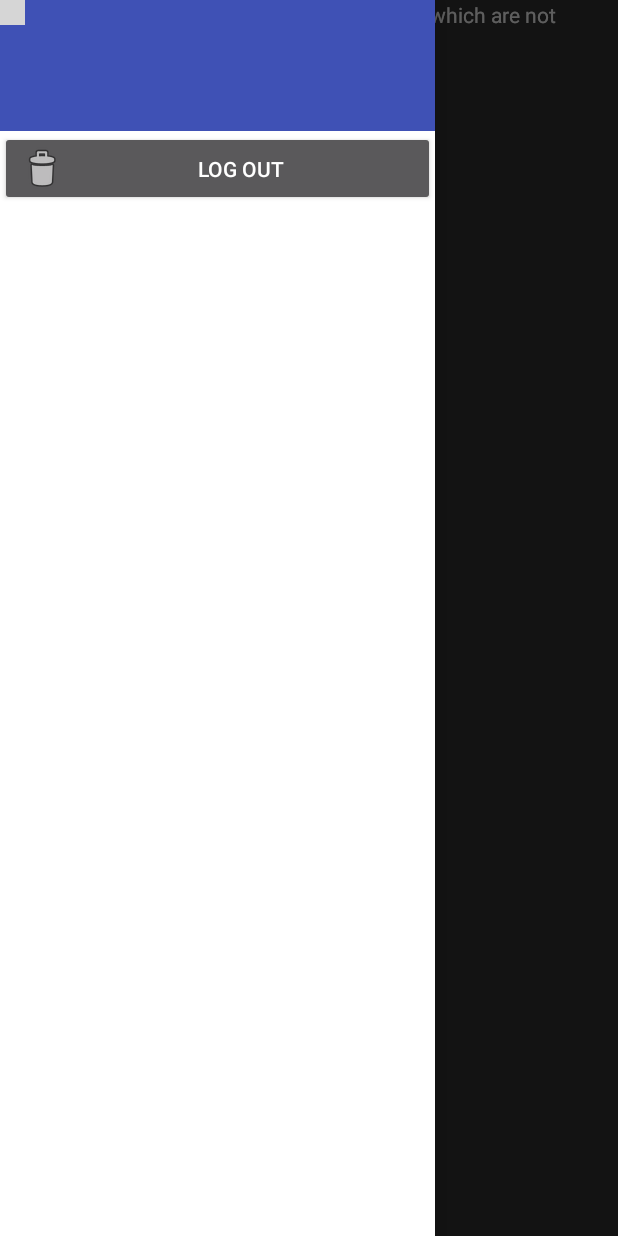
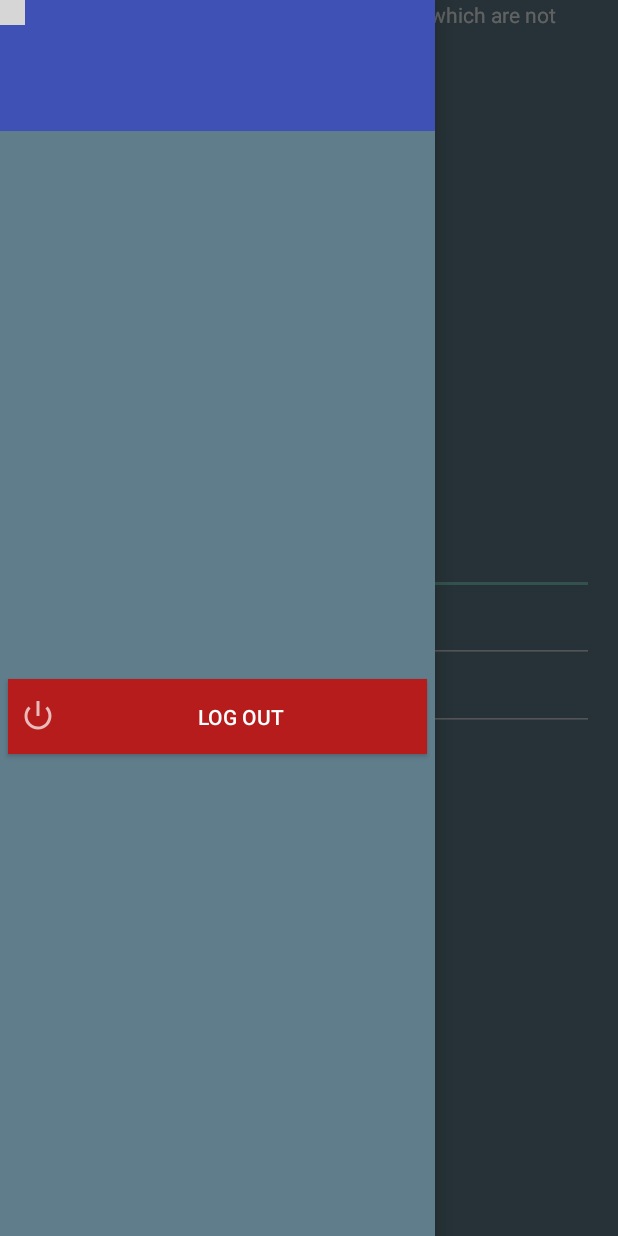
Before and after one commit to Shashank-Reddy/Locus, an Android app: the Drawer_Activity screen opened directly, with no data from a screen before it, with the side drawer open, on a phone screen of 412 x 824 dp. Run offline under Robolectric (Android 15) with nearby library versions, the phone set to English and light mode, and no system bars; our stand-ins replace Picasso; 6 statements that could not run were skipped; grey boxes are pictures that could not be loaded.

Commit message:
-Layout changes -Added filter skeleton

```diff
--- a/app/src/main/res/layout/activity_maps.xml
+++ b/app/src/main/res/layout/activity_maps.xml
@@ -6,13 +6,102 @@
     <!--Relative Layout so that I can have two fragments inside a drawer-->
 <RelativeLayout
     android:layout_width="match_parent"
-    android:layout_height="match_parent">
+    android:layout_height="match_parent"
+    android:background="#607D8B">
     <!-- Main content view-->
-<fragment xmlns:android="http://schemas.android.com/apk/res/android"
+    <fragment xmlns:android="http://schemas.android.com/apk/res/android"
     xmlns:tools="http://schemas.android.com/tools" android:layout_width="match_parent"
     android:layout_height="300dp" android:id="@+id/map"
     tools:context="sara.locus.Map_Fragment"
     android:name="com.google.android.gms.maps.SupportMapFragment" />
+
+    <TextView
+        android:layout_width="wrap_content"
+        android:layout_height="wrap_content"
+        android:textAppearance="?android:attr/textAppearanceLarge"
+        android:text="@string/Distance"
+        android:id="@+id/Distance"
+        android:textColor="#ffffff"
+        android:layout_marginTop="51dp"
+        android:layout_below="@+id/map"
+        android:padding="8dp"
+     />
+
+    <TextView
+        android:layout_width="wrap_content"
+        android:layout_height="wrap_content"
+        android:textAppearance="?android:attr/textAppearanceLarge"
+        android:text="@string/Budget"
+        android:id="@+id/Budget"
+        android:textColor="#ffffff"
+        android:layout_below="@+id/Distance"
+        android:padding="8dp"
+
+         />
+
+    <TextView
+        android:layout_width="wrap_content"
+        android:layout_height="wrap_content"
+        android:textAppearance="?android:attr/textAppearanceLarge"
+        android:text="@string/Head_Count"
+        android:id="@+id/Head_Count"
+        android:textColor="#ffffff"
+        android:layout_below="@+id/Budget"
+        android:padding="8dp"/>
+
+    <EditText
+        android:layout_marginRight="16dp"
+        android:layout_width="wrap_content"
+        android:layout_height="wrap_content"
+        android:inputType="number"
+        android:ems="10"
+        android:id="@+id/enterDistance"
+        android:layout_above="@+id/enterBudget"
+        android:layout_alignParentRight="true"
+        android:layout_alignParentEnd="true"
+        android:textColor="#ffffff" />
+
+    <EditText
+        android:layout_marginRight="16dp"
+        android:layout_width="wrap_content"
+        android:layout_height="wrap_content"
+        android:inputType="number"
+        android:ems="10"
+        android:id="@+id/enterBudget"
+        android:layout_below="@+id/Distance"
+        android:layout_alignParentRight="true"
+        android:layout_alignParentEnd="true"
+        android:textColor="#ffffff" />
+
+    <EditText
+        android:layout_marginRight="16dp"
+        android:layout_width="wrap_content"
+        android:layout_height="wrap_content"
+        android:inputType="number"
+        android:ems="10"
+        android:id="@+id/enterHeadCount"
+        android:layout_below="@+id/enterBudget"
+        android:layout_alignLeft="@+id/enterBudget"
+        android:layout_alignStart="@+id/enterBudget"
+        android:textColor="#ffffff" />
+
+    <Button
+        android:layout_width="wrap_content"
+        android:layout_height="wrap_content"
+        android:text="Apply Filters"
+        android:id="@+id/filter_Button"
+        android:layout_below="@+id/enterHeadCount"
+        android:layout_centerHorizontal="true"
+        android:onClick="sendToServer"/>
+
+    <!--<fragment  xmlns:android="http://schemas.android.com/apk/res/android"-->
+        <!--xmlns:tools="http://schemas.android.com/tools"-->
+        <!--android:id="@+id/filter_layout"-->
+        <!--android:layout_width="match_parent"-->
+        <!--android:layout_height="wrap_content"-->
+        <!--android:layout_above="@+id/map">-->
+    <!--</fragment>-->
+
 
 
 </RelativeLayout>
@@ -24,7 +113,7 @@
         android:choiceMode="singleChoice"
         android:divider="@android:color/transparent"
         android:dividerHeight="0dp"
-        android:background="#ffffff"
+        android:background="#607D8B"
         tools:context="sara.locus.Drawer_Activity">
         <TableRow android:background="#3F51B5">
             <ImageView
@@ -60,15 +149,20 @@
 
         </TableRow>
 
+        <TableRow android:paddingBottom="360dp">
+
+        </TableRow>
+
         <Button
-
             android:layout_width="100dp"
             android:layout_height="50dp"
             android:text="Log out"
+            android:background="#B71C1C"
             android:id="@+id/logOutButton"
-
-            android:layout_marginBottom="10dp"
-            android:drawableLeft="@android:drawable/ic_menu_delete"
+            android:layout_margin="5dp"
+            android:drawableLeft="@android:drawable/ic_lock_power_off"
+            android:paddingLeft="8dp"
+            android:gravity="center"
             android:onClick="logOut"/>
     </TableLayout>
 
--- a/app/src/main/res/values/strings.xml
+++ b/app/src/main/res/values/strings.xml
@@ -11,4 +11,8 @@
 
     <string name="hello_world">Hello world!</string>
     <string name="title_activity_maps">Locus</string>
+    <string name="Tag_Line">Locate. Curate. Suggest</string>
+    <string name="Distance">Distance</string>
+    <string name="Budget">Budget</string>
+    <string name="Head_Count">Head count</string>
 </resources>
```
Also changed, not shown: app/src/main/java/sara/locus/Drawer_Activity.java (+25 -0 lines), app/src/main/res/layout/activity_login_.xml (+17 -9 lines).
